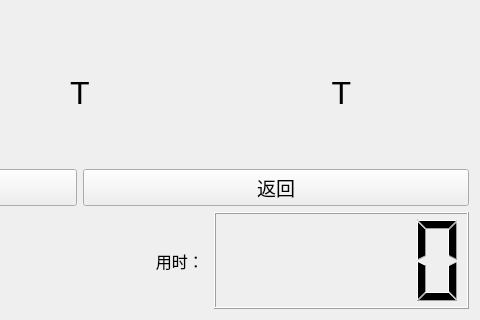
L-Super/SchulteGrid, file mainmenu.ui: the form before one commit; both pictures show x 320 to 800 and y 280 to 600 of the 800 by 600 pixel window.
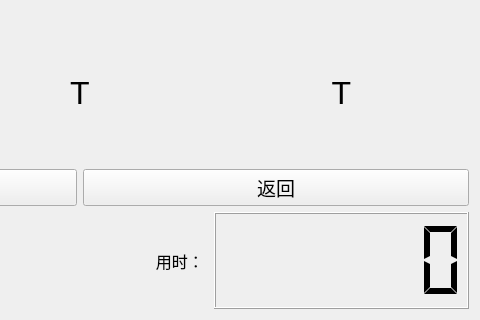
The form after the commit. Icons and pictures are not drawn.

Commit message: 完成计时器功能 回退sieteengrid代码，重命名时出现问题

```diff
--- a/mainmenu.ui
+++ b/mainmenu.ui
@@ -257,6 +257,24 @@
            <pointsize>12</pointsize>
           </font>
          </property>
+         <property name="layoutDirection">
+          <enum>Qt::LeftToRight</enum>
+         </property>
+         <property name="autoFillBackground">
+          <bool>false</bool>
+         </property>
+         <property name="smallDecimalPoint">
+          <bool>false</bool>
+         </property>
+         <property name="digitCount">
+          <number>6</number>
+         </property>
+         <property name="segmentStyle">
+          <enum>QLCDNumber::Flat</enum>
+         </property>
+         <property name="value" stdset="0">
+          <double>0.000000000000000</double>
+         </property>
         </widget>
        </item>
       </layout>
```
Left out of the diff: 6 changed lines with no effect on the pictures. The commit also changes 2 other files.
